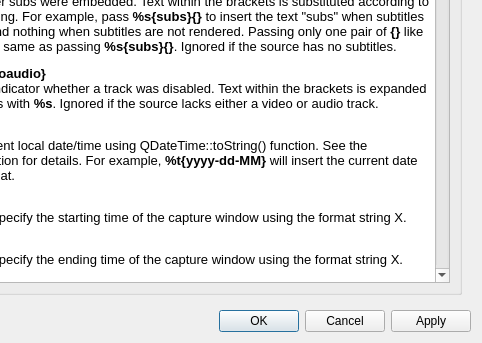
The window that settingswindow.ui (mpc-qt/mpc-qt) describes before a commit, drawn with Qt 5; both pictures show x 285 to 767 and y 444 to 787 of the 767 by 787 pixel window.
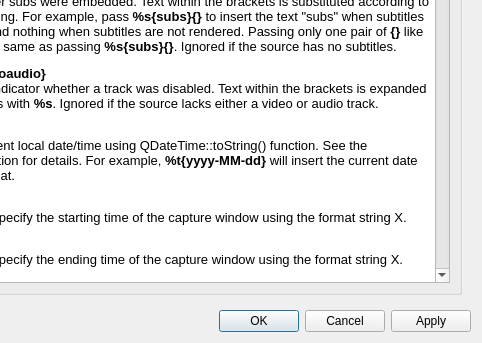
The same window after the commit. The open tabs and pages were chosen to show the change.

Commit message:
settingswindow.ui: correctly specifiy iso date format.
Typographical error.

```diff
--- a/settingswindow.ui
+++ b/settingswindow.ui
@@ -5343,7 +5343,7 @@
 &lt;p style=&quot; margin-top:12px; margin-bottom:12px; margin-left:0px; margin-right:0px; -qt-block-indent:0; text-indent:0px;&quot;&gt;&lt;span style=&quot; font-weight:600;&quot;&gt;%F&lt;/span&gt;&lt;br /&gt;Same as &lt;span style=&quot; font-weight:600;&quot;&gt;%f&lt;/span&gt;, but strip the file extension, including the dot.&lt;/p&gt;
 &lt;p style=&quot; margin-top:12px; margin-bottom:12px; margin-left:0px; margin-right:0px; -qt-block-indent:0; text-indent:0px;&quot;&gt;&lt;span style=&quot; font-weight:600;&quot;&gt;%s{with}{without}&lt;/span&gt;&lt;br /&gt;Indicator whether subs were embedded. Text within the brackets is substituted according to subtitle embedding. For example, pass &lt;span style=&quot; font-weight:600;&quot;&gt;%s{subs}{}&lt;/span&gt; to insert the text &amp;quot;subs&amp;quot; when subtitles are rendered, and nothing when subtitles are not rendered. Passing only one pair of &lt;span style=&quot; font-weight:600;&quot;&gt;{}&lt;/span&gt; like &lt;span style=&quot; font-weight:600;&quot;&gt;%s{subs}&lt;/span&gt; is the same as passing &lt;span style=&quot; font-weight:600;&quot;&gt;%s{subs}{}&lt;/span&gt;. Ignored if the source has no subtitles.&lt;/p&gt;
 &lt;p style=&quot; margin-top:12px; margin-bottom:12px; margin-left:0px; margin-right:0px; -qt-block-indent:0; text-indent:0px;&quot;&gt;&lt;span style=&quot; font-weight:600;&quot;&gt;%d{novideo}{noaudio}&lt;/span&gt;&lt;br /&gt;Encodes only. Indicator whether a track was disabled. Text within the brackets is expanded the same way as with &lt;span style=&quot; font-weight:600;&quot;&gt;%s&lt;/span&gt;. Ignored if the source lacks either a video or audio track.&lt;/p&gt;
-&lt;p style=&quot; margin-top:12px; margin-bottom:12px; margin-left:0px; margin-right:0px; -qt-block-indent:0; text-indent:0px;&quot;&gt;&lt;span style=&quot; font-weight:600;&quot;&gt;%t{format}&lt;/span&gt;&lt;br /&gt;Specify the current local date/time using QDateTime::toString() function. See the bottommost section for details. For example, &lt;span style=&quot; font-weight:600;&quot;&gt;%t{yyyy-dd-MM}&lt;/span&gt; will insert the current date in ISO date format.&lt;/p&gt;
+&lt;p style=&quot; margin-top:12px; margin-bottom:12px; margin-left:0px; margin-right:0px; -qt-block-indent:0; text-indent:0px;&quot;&gt;&lt;span style=&quot; font-weight:600;&quot;&gt;%t{format}&lt;/span&gt;&lt;br /&gt;Specify the current local date/time using QDateTime::toString() function. See the bottommost section for details. For example, &lt;span style=&quot; font-weight:600;&quot;&gt;%t{yyyy-MM-dd}&lt;/span&gt; will insert the current date in ISO date format.&lt;/p&gt;
 &lt;p style=&quot; margin-top:12px; margin-bottom:12px; margin-left:0px; margin-right:0px; -qt-block-indent:0; text-indent:0px;&quot;&gt;&lt;span style=&quot; font-weight:600;&quot;&gt;%aX&lt;/span&gt;&lt;br /&gt;Encodes only. Specify the starting time of the capture window using the format string X.&lt;/p&gt;
 &lt;p style=&quot; margin-top:12px; margin-bottom:12px; margin-left:0px; margin-right:0px; -qt-block-indent:0; text-indent:0px;&quot;&gt;&lt;span style=&quot; font-weight:600;&quot;&gt;%bX&lt;/span&gt;&lt;br /&gt;Encodes only. Specify the ending time of the capture window using the format string X.&lt;/p&gt;
 &lt;p style=&quot; margin-top:12px; margin-bottom:12px; margin-left:0px; margin-right:0px; -qt-block-indent:0; text-indent:0px;&quot;&gt;&lt;span style=&quot; font-weight:600;&quot;&gt;%wX&lt;/span&gt;&lt;br /&gt;Screenshots only. Specify the current playback time using the format string X.&lt;/p&gt;
```
